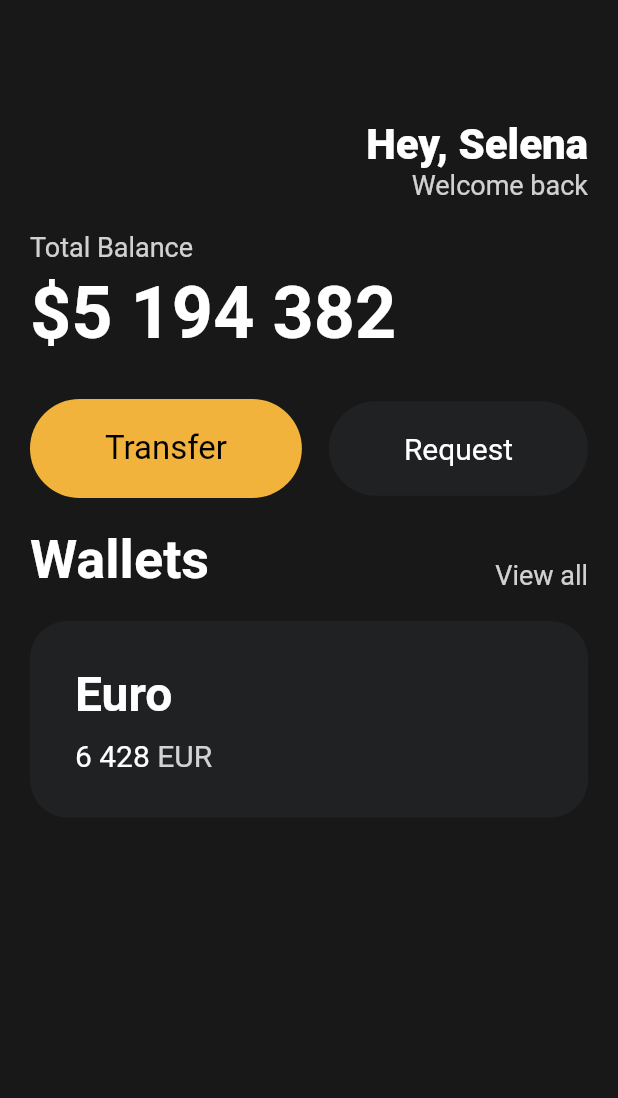
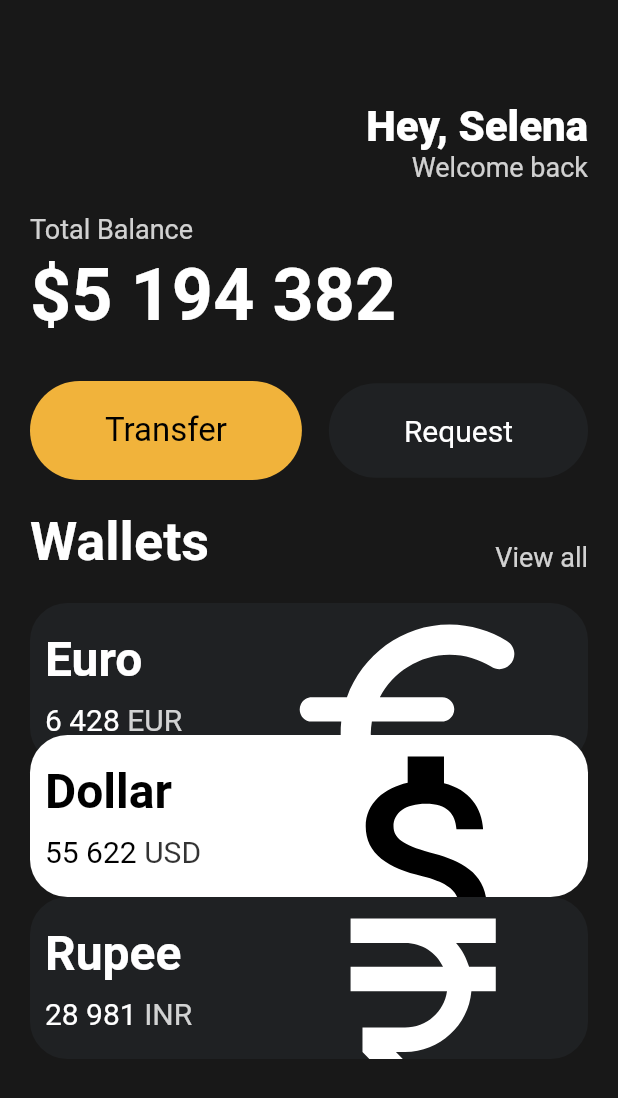
Before and after one commit to qws0708/2023_Flutter, a Flutter app: the screen it shows after launch, on a phone screen of 412 x 824 dp. Shown: the top 1098 px of the screen. Run offline on Flutter 3.47's test engine with Material 2 defaults, Android fonts, the phone set to English and light mode, and no system bars.

Commit message:
card custom widget & SingleChildScrollView

```diff
--- a/flutter_application_1/lib/main.dart
+++ b/flutter_application_1/lib/main.dart
@@ -12,13 +12,14 @@ class MyApp extends StatelessWidget {
     return MaterialApp(
       home: Scaffold(
         backgroundColor: const Color(0xFF181818),
-        body: Padding(
+        body: SingleChildScrollView(
+          child: Padding(
             padding: const EdgeInsets.symmetric(horizontal: 20),
             child: Column(
               crossAxisAlignment: CrossAxisAlignment.start,
               children: [
                 const SizedBox(
-                height: 80,
+                  height: 68,
                 ),
                 Row(
                   mainAxisAlignment: MainAxisAlignment.end,
@@ -37,7 +38,8 @@ class MyApp extends StatelessWidget {
                         Text(
                           'Welcome back',
                           style: TextStyle(
-                          color: Colors.white.withOpacity(0.8), //Opacity = 투명도
+                            color:
+                                Colors.white.withOpacity(0.8), //Opacity = 투명도
                             fontSize: 18,
                           ),
                         ),
@@ -125,22 +127,77 @@ class MyApp extends StatelessWidget {
                 const SizedBox(
                   height: 20,
                 ),
-              Container(
+                const Card(
+                  name: "Euro",
+                  code: "EUR",
+                  amount: "6 428",
+                  icon: Icons.euro_rounded,
+                  isInverted: false,
+                ),
+                Transform.translate(
+                  offset: const Offset(0, -20),
+                  child: const Card(
+                    name: "Dollar",
+                    code: "USD",
+                    amount: "55 622",
+                    icon: Icons.attach_money_outlined,
+                    isInverted: true,
+                  ),
+                ),
+                Transform.translate(
+                  offset: const Offset(0, -20),
+                  child: const Card(
+                    name: "Rupee",
+                    code: "INR",
+                    amount: "28 981",
+                    icon: Icons.currency_rupee,
+                    isInverted: false,
+                  ),
+                )
+              ],
+            ),
+          ),
+        ),
+      ),
+    );
+  }
+}
+
+//card custom widget
+
+class Card extends StatelessWidget {
+  final String name, code, amount;
+  final IconData icon;
+  final bool isInverted;
+
+  const Card({
+    super.key,
+    required this.name,
+    required this.code,
+    required this.amount,
+    required this.icon,
+    required this.isInverted,
+  });
+
+  @override
+  Widget build(BuildContext context) {
+    return Container(
+      clipBehavior: Clip.hardEdge,
       decoration: BoxDecoration(
-                  color: const Color(0xFF1F2123),
+        color: isInverted ? Colors.white : const Color(0xFF1F2123),
         borderRadius: BorderRadius.circular(25),
       ),
       child: Padding(
-                  padding: const EdgeInsets.all(30),
+        padding: const EdgeInsets.all(10),
         child: Row(
           children: [
             Column(
               crossAxisAlignment: CrossAxisAlignment.start,
               children: [
-                          const Text(
-                            "Euro",
+                Text(
+                  name,
                   style: TextStyle(
-                              color: Colors.white,
+                    color: isInverted ? Colors.black : Colors.white,
                     fontSize: 32,
                     fontWeight: FontWeight.w600,
                   ),
@@ -150,10 +207,10 @@ class MyApp extends StatelessWidget {
                 ),
                 Row(
                   children: [
-                              const Text(
-                                "6 428",
+                    Text(
+                      amount,
                       style: TextStyle(
-                                  color: Colors.white,
+                        color: isInverted ? Colors.black : Colors.white,
                         fontSize: 20,
                       ),
                     ),
@@ -161,9 +218,11 @@ class MyApp extends StatelessWidget {
                       width: 5,
                     ),
                     Text(
-                                "EUR",
+                      code,
                       style: TextStyle(
-                                  color: Colors.white.withOpacity(0.8),
+                        color: isInverted
+                            ? Colors.black.withOpacity(0.8)
+                            : Colors.white.withOpacity(0.8),
                         fontSize: 20,
                       ),
                     ),
@@ -171,12 +230,18 @@ class MyApp extends StatelessWidget {
                 ),
               ],
             ),
-                    ],
+            Transform.scale(
+              scale: 2.2,
+              child: Transform.translate(
+                offset: const Offset(50, 15),
+                child: Icon(
+                  icon,
+                  color: isInverted ? Colors.black : Colors.white,
+                  size: 88,
                 ),
               ),
             ),
           ],
-          ),
         ),
       ),
     );
```
Lines whose indentation alone changed are shown as unchanged.
